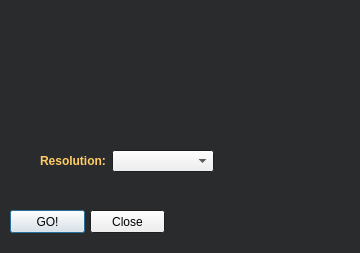
Old version of the form code/wgt_pages/dialog_property.ui in the repository fostfox/snake_game.
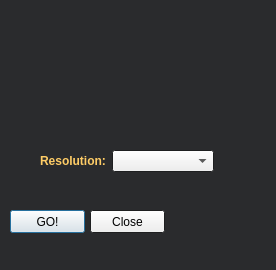
New version of the form. Icons and pictures are not drawn.

```diff
--- a/code/wgt_pages/dialog_property.ui
+++ b/code/wgt_pages/dialog_property.ui
@@ -6,8 +6,8 @@
    <rect>
     <x>0</x>
     <y>0</y>
-    <width>360</width>
-    <height>253</height>
+    <width>276</width>
+    <height>270</height>
    </rect>
   </property>
   <property name="palette">
@@ -82,7 +82,7 @@
     <rect>
      <x>60</x>
      <y>30</y>
-     <width>231</width>
+     <width>191</width>
      <height>91</height>
     </rect>
    </property>
@@ -102,7 +102,7 @@
      <x>40</x>
      <y>150</y>
      <width>174</width>
-     <height>22</height>
+     <height>24</height>
     </rect>
    </property>
    <layout class="QFormLayout" name="formLayout">
```
